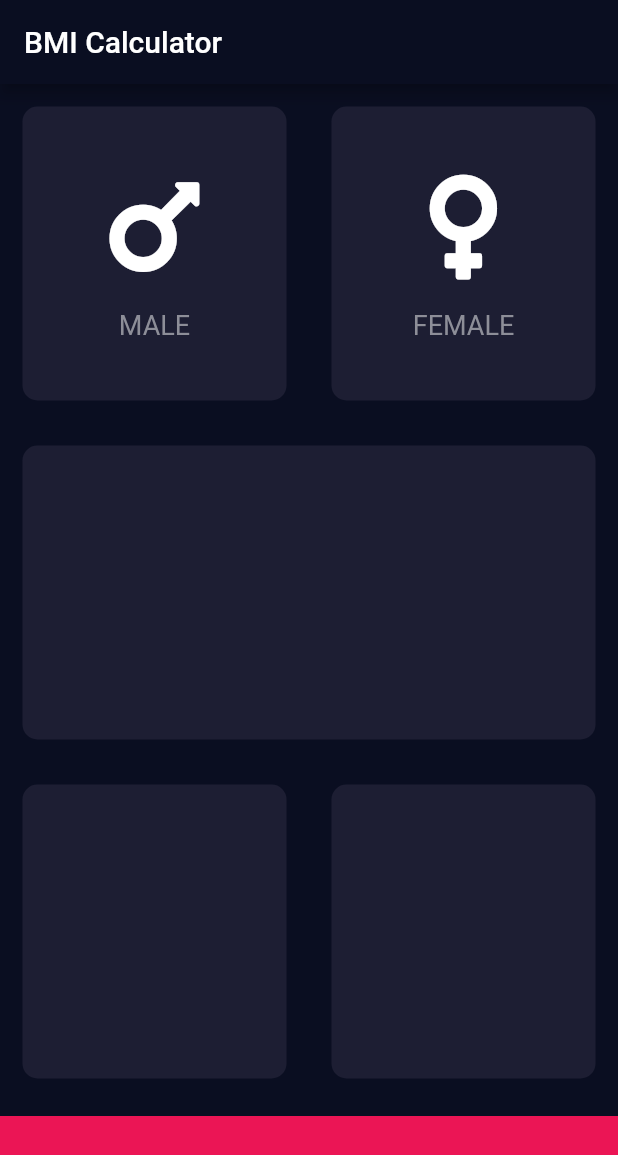
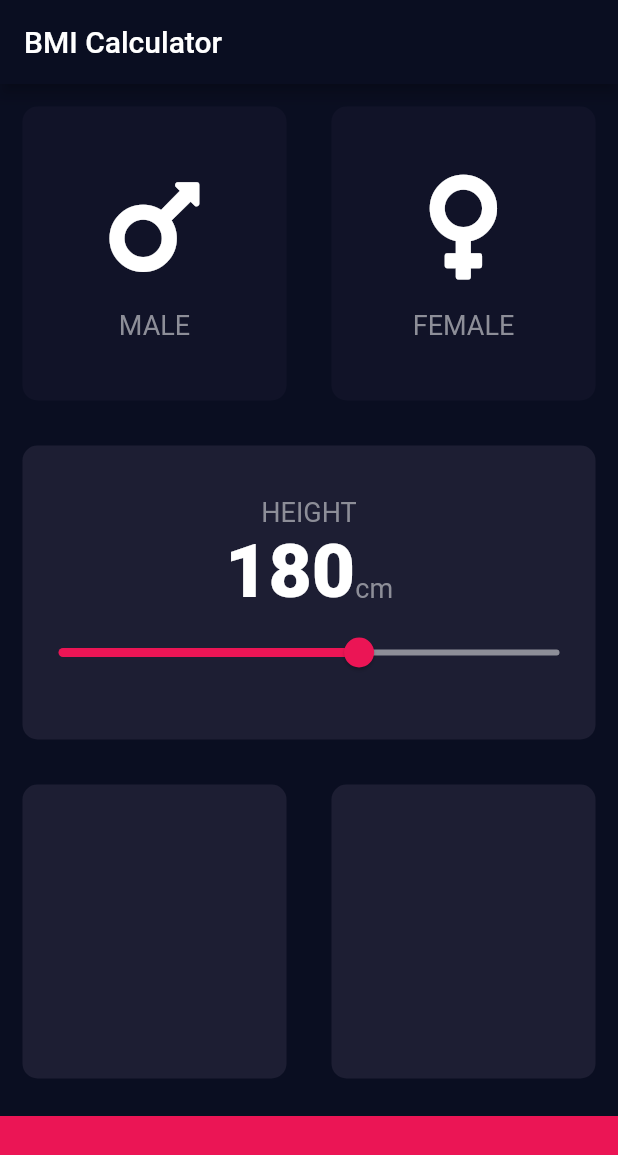
Before and after one commit to Sombernightmare/bmi-calculator, a Flutter app: the screen it shows after launch, on a phone screen of 412 x 824 dp. Shown: the top 1155 px of the screen. Run offline on Flutter 3.47's test engine with Material 2 defaults, Android fonts, the phone set to English and light mode, and no system bars; our stand-ins replace font_awesome_flutter.

Commit message:
Made gender buttons select able, created the sliding height widget, refactored to clean up code. Created style.dart

```diff
--- a/lib/icon_content.dart
+++ b/lib/icon_content.dart
@@ -1,6 +1,5 @@
 import 'package:flutter/material.dart';
-
-const labelStyle = TextStyle(fontSize: 18, color: Color(0xFF8D8E98));
+import 'style.dart';
 
 class IconContent extends StatelessWidget {
   final IconData icon;
@@ -20,7 +19,7 @@ class IconContent extends StatelessWidget {
         SizedBox(height: 15),
         Text(
           label,
-          style: labelStyle,
+          style: kLabelStyle,
         )
       ],
     );
--- a/lib/reusable_card.dart
+++ b/lib/reusable_card.dart
@@ -3,16 +3,20 @@ import 'package:flutter/material.dart';
 class ReusableCard extends StatelessWidget {
   final Color color;
   final Widget cardChild;
+  final Function onPress;
 
-  ReusableCard({@required this.color, this.cardChild});
+  ReusableCard({@required this.color, this.cardChild, this.onPress});
 
   @override
   Widget build(BuildContext context) {
-    return Container(
-      child: cardChild,
-      margin: EdgeInsets.all(15),
-      decoration:
-          BoxDecoration(borderRadius: BorderRadius.circular(10), color: color),
+    return GestureDetector(
+      onTap: onPress,
+      child: Container(
+        child: cardChild,
+        margin: EdgeInsets.all(15),
+        decoration: BoxDecoration(
+            borderRadius: BorderRadius.circular(10), color: color),
+      ),
     );
   }
 }
--- a/lib/start_page.dart
+++ b/lib/start_page.dart
@@ -2,11 +2,10 @@ import 'package:flutter/material.dart';
 import 'package:font_awesome_flutter/font_awesome_flutter.dart';
 import 'reusable_card.dart';
 import 'icon_content.dart';
+import 'style.dart';
 
-const Color activeCardColor = Color(0xFF1D1E33);
-const Color bottomContainerColor = Color(0xFFEB1555);
-const Color genderColor = Color(0xFF8D8E98);
 const double bottomContainerHeight = 80;
+enum Gender { male, female }
 
 class StartPage extends StatefulWidget {
   @override
@@ -14,6 +13,9 @@ class StartPage extends StatefulWidget {
 }
 
 class _StartPageState extends State<StartPage> {
+  Gender selectedGender;
+  int height = 180;
+
   @override
   Widget build(BuildContext context) {
     return Scaffold(
@@ -21,35 +23,90 @@ class _StartPageState extends State<StartPage> {
           title: Text('BMI Calculator'),
         ),
         body: Column(
+          crossAxisAlignment: CrossAxisAlignment.stretch,
           children: <Widget>[
             Expanded(
                 child: Row(
               children: <Widget>[
                 Expanded(
                     child: ReusableCard(
-                  color: activeCardColor,
+                  onPress: () {
+                    setState(() {
+                      selectedGender = Gender.male;
+                    });
+                  },
+                  color: selectedGender == Gender.male
+                      ? kActiveCardColor
+                      : kInactiveCardColor,
                   cardChild:
                       IconContent(icon: FontAwesomeIcons.mars, label: 'MALE'),
                 )),
                 Expanded(
                   child: ReusableCard(
-                    color: activeCardColor,
+                    onPress: () {
+                      setState(() {
+                        selectedGender = Gender.female;
+                      });
+                    },
+                    color: selectedGender == Gender.female
+                        ? kActiveCardColor
+                        : kInactiveCardColor,
                     cardChild: IconContent(
                         icon: FontAwesomeIcons.venus, label: "FEMALE"),
                   ),
                 ),
               ],
             )),
-            Expanded(child: ReusableCard(color: activeCardColor)),
             Expanded(
-                child: Row(
-              children: <Widget>[
-                Expanded(child: ReusableCard(color: activeCardColor)),
-                Expanded(child: ReusableCard(color: activeCardColor)),
-              ],
+                child: ReusableCard(
+              color: kActiveCardColor,
+              cardChild: Column(
+                mainAxisAlignment: MainAxisAlignment.center,
+                children: <Widget>[
+                  Text(
+                    'HEIGHT',
+                    style: kLabelStyle,
+                  ),
+                  Row(
+                    mainAxisAlignment: MainAxisAlignment.center,
+                    crossAxisAlignment: CrossAxisAlignment.baseline,
+                    textBaseline: TextBaseline.alphabetic,
+                    children: <Widget>[
+                      Text(
+                        height.toString(),
+                        style: kNumericStyle,
+                      ),
+                      Text(
+                        'cm',
+                        style: kLabelStyle,
+                      )
+                    ],
+                  ),
+                  Slider(
+                    value: height.toDouble(),
+                    activeColor: Color(0xFFEB1555),
+                    inactiveColor: Color(0xFF8D8E98),
+                    min: 120,
+                    max: 220,
+                    onChanged: (double newValue) {
+                      setState(() {
+                        height = newValue.toInt();
+                      });
+                    },
+                  ),
+                ],
+              ),
             )),
+            Expanded(
+              child: Row(
+                children: <Widget>[
+                  Expanded(child: ReusableCard(color: kActiveCardColor)),
+                  Expanded(child: ReusableCard(color: kActiveCardColor)),
+                ],
+              ),
+            ),
             Container(
-              color: bottomContainerColor,
+              color: kBottomContainerColor,
               margin: EdgeInsets.only(top: 10),
               width: double.infinity,
               height: bottomContainerHeight,
--- /dev/null
+++ b/lib/style.dart
@@ -0,0 +1,9 @@
+import 'package:flutter/material.dart';
+
+const Color kActiveCardColor = Color(0xFF1D1E33);
+const Color kInactiveCardColor = Color(0xFF111328);
+const Color kBottomContainerColor = Color(0xFFEB1555);
+const Color kGenderColor = Color(0xFF8D8E98);
+
+const kLabelStyle = TextStyle(fontSize: 18, color: Color(0xFF8D8E98));
+const kNumericStyle = TextStyle(fontSize: 50, fontWeight: FontWeight.w900);
```
